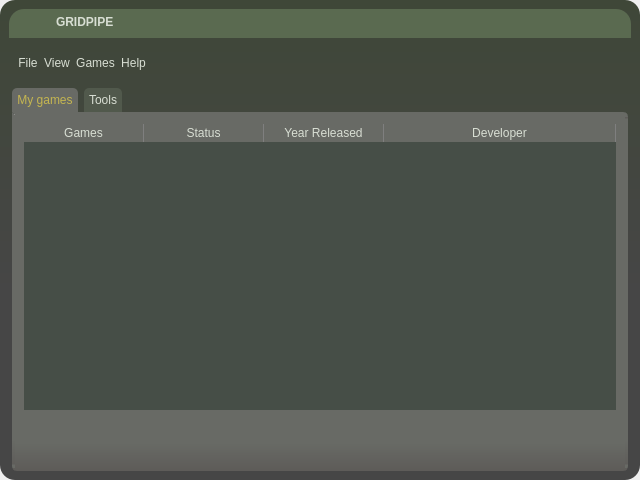
Devrou4/Gridpipe, file UI/main_window.ui: the form before one commit.
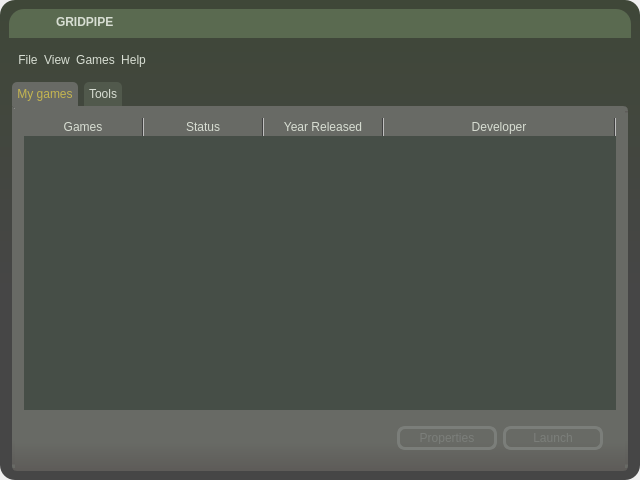
The form after the commit. Icons and pictures are not drawn.

Commit message: more button states and scrollbar

Patch:
```diff
--- a/UI/main_window.ui
+++ b/UI/main_window.ui
@@ -203,6 +203,12 @@
         </property>
         <item row="1" column="0">
          <widget class="QFrame" name="fr_buttons">
+          <property name="minimumSize">
+           <size>
+            <width>0</width>
+            <height>44</height>
+           </size>
+          </property>
           <property name="styleSheet">
            <string notr="true">background-color: rgba(255, 255, 255, 0);</string>
           </property>
@@ -243,25 +249,29 @@
              <property name="minimumSize">
               <size>
                <width>100</width>
-               <height>30</height>
+               <height>24</height>
+              </size>
+             </property>
+             <property name="maximumSize">
+              <size>
+               <width>16777215</width>
+               <height>24</height>
               </size>
              </property>
              <property name="styleSheet">
               <string notr="true">QPushButton {
-    background-image: url(:/buttons/buttons/properties_button.png);
+	font: 700 9pt &quot;Segoe UI&quot;;
+	color:  #7b7e7a;
+    background: transparent;
     background-position: center; /* Center the image */
     background-repeat: no-repeat; /* Prevent tiling */
-    border: none; /* Remove button borders to match the image */
-}
-QPushButton:pressed {
-    background-image: url(:/buttons/buttons/properties_button_pushed.png);
-    background-position: center; /* Center the image */
-    background-repeat: no-repeat; /* Prevent tiling */
-    border: none; /* Remove button borders to match the image */
+    border: 3px solid #7b7e7a ; /* Remove button borders to match the image */
+	border-radius: 8px;
+	padding: 3px;
 }</string>
              </property>
              <property name="text">
-              <string/>
+              <string>Properties</string>
              </property>
             </widget>
            </item>
@@ -270,19 +280,29 @@
              <property name="minimumSize">
               <size>
                <width>100</width>
-               <height>30</height>
+               <height>24</height>
+              </size>
+             </property>
+             <property name="maximumSize">
+              <size>
+               <width>16777215</width>
+               <height>24</height>
               </size>
              </property>
              <property name="styleSheet">
               <string notr="true">QPushButton {
-    background-image: url(:/buttons/buttons/launch_button.png);
+	font: 700 9pt &quot;Segoe UI&quot;;
+	color:  #7b7e7a;
+    background: transparent;
     background-position: center; /* Center the image */
     background-repeat: no-repeat; /* Prevent tiling */
-    border: none; /* Remove button borders to match the image */
+    border: 3px solid #7b7e7a ; /* Remove button borders to match the image */
+	border-radius: 8px;
+	padding: 3px;
 }</string>
              </property>
              <property name="text">
-              <string/>
+              <string>Launch</string>
              </property>
             </widget>
            </item>
@@ -313,7 +333,7 @@
 	color: rgb(216, 222, 211);
 	font: 700 9pt &quot;Segoe UI&quot;;
 	border-top: none;
-	border-right:1px solid qlineargradient(spread:pad, x1:0, y1:0, x2:1, y2:0, stop:0 rgba(0, 0, 0, 255), stop:1 rgba(255, 255, 255, 255));
+	border-right:2px solid qlineargradient(spread:pad, x1:0, y1:0, x2:1, y2:0, stop:0 rgba(0, 0, 0, 255), stop:1 rgba(255, 255, 255, 255));
 }
 QTableCornerButton::section {
     background-color: rgb(101, 106, 98);
@@ -493,6 +513,12 @@
     <item row="1" column="0">
      <widget class="QWidget" name="w_menubar" native="true">
       <layout class="QHBoxLayout" name="horizontalLayout_3">
+       <property name="topMargin">
+        <number>6</number>
+       </property>
+       <property name="bottomMargin">
+        <number>6</number>
+       </property>
        <item>
         <widget class="QPushButton" name="mpb_file">
          <property name="styleSheet">
```
The commit also changes 5 other files.
